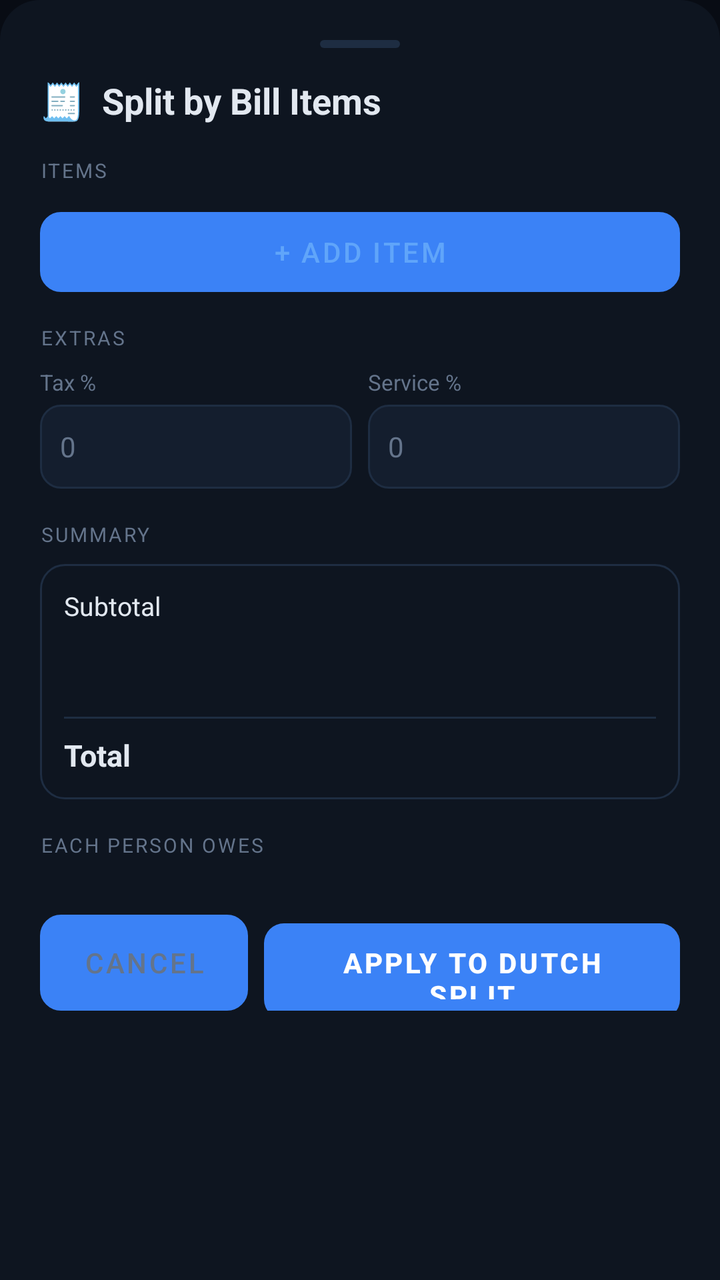
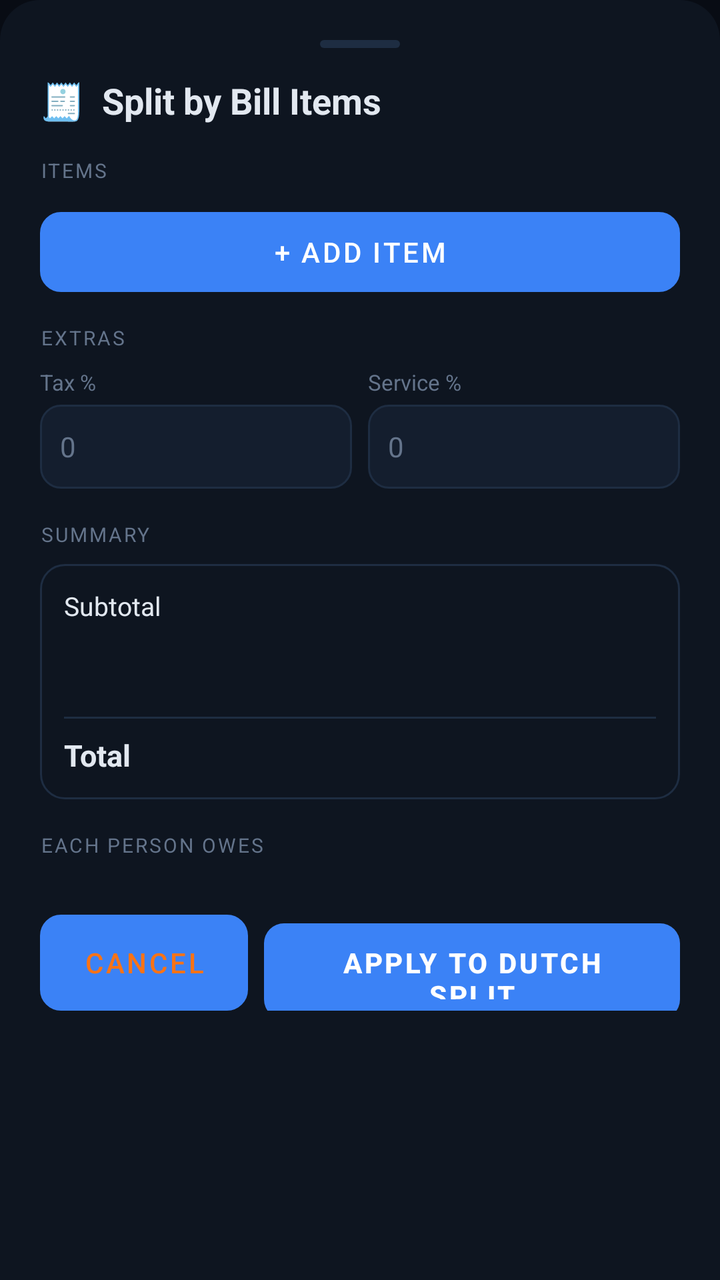

The first picture is an Android layout as it rendered before a commit; the second is the same layout after the commit. The layout source and the unified diff follow.
<!-- AndroidManifest.xml: application theme Theme.Splitr -->
<!-- res/layout/bottom_sheet_bill_splitter.xml -->
<?xml version="1.0" encoding="utf-8"?>
<ScrollView xmlns:android="http://schemas.android.com/apk/res/android"
    android:layout_width="match_parent" android:layout_height="wrap_content"
    android:background="@drawable/bg_bottom_sheet">
  <LinearLayout android:layout_width="match_parent" android:layout_height="wrap_content"
      android:orientation="vertical" android:padding="20dp" android:paddingBottom="32dp">

    
    <View android:layout_width="40dp" android:layout_height="4dp"
        android:background="@drawable/drag_handle" android:layout_gravity="center_horizontal"
        android:layout_marginBottom="14dp"/>

    
    <TextView android:layout_width="wrap_content" android:layout_height="wrap_content"
        android:text="🧾  Split by Bill Items"
        android:textColor="@color/text" android:textSize="18sp" android:textStyle="bold"
        android:layout_marginBottom="16dp"/>

    
    <TextView android:layout_width="wrap_content" android:layout_height="wrap_content"
        android:text="ITEMS" android:textColor="@color/muted" android:textSize="10sp"
        android:letterSpacing="0.1" android:layout_marginBottom="8dp"/>

    
    <LinearLayout android:id="@+id/llBillItems"
        android:layout_width="match_parent" android:layout_height="wrap_content"
        android:orientation="vertical" android:layout_marginBottom="6dp"/>

    <Button android:id="@+id/btnAddBillItem"
        android:layout_width="match_parent" android:layout_height="40dp"
        android:text="+ Add Item" android:textColor="@color/blue_bright"
        android:background="@drawable/bg_btn_secondary" android:stateListAnimator="@null"
        android:layout_marginBottom="16dp"/>

    
    <TextView android:layout_width="wrap_content" android:layout_height="wrap_content"
        android:text="EXTRAS" android:textColor="@color/muted" android:textSize="10sp"
        android:letterSpacing="0.1" android:layout_marginBottom="8dp"/>

    <LinearLayout android:layout_width="match_parent" android:layout_height="wrap_content"
        android:orientation="horizontal" android:layout_marginBottom="16dp">
      <LinearLayout android:layout_width="0dp" android:layout_height="wrap_content"
          android:layout_weight="1" android:orientation="vertical" android:layout_marginEnd="8dp">
        <TextView android:layout_width="wrap_content" android:layout_height="wrap_content"
            android:text="Tax %" android:textColor="@color/muted" android:textSize="11sp"
            android:layout_marginBottom="4dp"/>
        <EditText android:id="@+id/etBillTax"
            android:layout_width="match_parent" android:layout_height="42dp"
            android:background="@drawable/bg_input" android:paddingHorizontal="10dp"
            android:inputType="numberDecimal" android:hint="0" android:textColor="@color/text"
            android:textColorHint="@color/muted" android:textSize="14sp"/>
      </LinearLayout>
      <LinearLayout android:layout_width="0dp" android:layout_height="wrap_content"
          android:layout_weight="1" android:orientation="vertical">
        <TextView android:layout_width="wrap_content" android:layout_height="wrap_content"
            android:text="Service %" android:textColor="@color/muted" android:textSize="11sp"
            android:layout_marginBottom="4dp"/>
        <EditText android:id="@+id/etBillService"
            android:layout_width="match_parent" android:layout_height="42dp"
            android:background="@drawable/bg_input" android:paddingHorizontal="10dp"
            android:inputType="numberDecimal" android:hint="0" android:textColor="@color/text"
            android:textColorHint="@color/muted" android:textSize="14sp"/>
      </LinearLayout>
    </LinearLayout>

    
    <TextView android:layout_width="wrap_content" android:layout_height="wrap_content"
        android:text="SUMMARY" android:textColor="@color/muted" android:textSize="10sp"
        android:letterSpacing="0.1" android:layout_marginBottom="8dp"/>
    <LinearLayout android:layout_width="match_parent" android:layout_height="wrap_content"
        android:orientation="vertical" android:background="@drawable/bg_card"
        android:padding="12dp" android:layout_marginBottom="16dp">
      <LinearLayout android:layout_width="match_parent" android:layout_height="wrap_content"
          android:orientation="horizontal">
        <TextView android:layout_width="0dp" android:layout_height="wrap_content"
            android:layout_weight="1" android:text="Subtotal"
            android:textColor="@color/text" android:textSize="13sp"/>
        <TextView android:id="@+id/tvBillSubtotal"
            android:layout_width="wrap_content" android:layout_height="wrap_content"
            android:textColor="@color/text" android:textSize="13sp"/>
      </LinearLayout>
      <TextView android:id="@+id/tvBillTaxLine"
          android:layout_width="wrap_content" android:layout_height="wrap_content"
          android:textColor="@color/muted" android:textSize="12sp" android:layout_marginTop="4dp"/>
      <TextView android:id="@+id/tvBillServiceLine"
          android:layout_width="wrap_content" android:layout_height="wrap_content"
          android:textColor="@color/muted" android:textSize="12sp" android:layout_marginTop="2dp"/>
      <View android:layout_width="match_parent" android:layout_height="1dp"
          android:background="@color/border" android:layout_marginVertical="8dp"/>
      <LinearLayout android:layout_width="match_parent" android:layout_height="wrap_content"
          android:orientation="horizontal">
        <TextView android:layout_width="0dp" android:layout_height="wrap_content"
            android:layout_weight="1" android:text="Total"
            android:textColor="@color/text" android:textSize="15sp" android:textStyle="bold"/>
        <TextView android:id="@+id/tvBillGrandTotal"
            android:layout_width="wrap_content" android:layout_height="wrap_content"
            android:textColor="@color/blue_bright" android:textSize="15sp" android:textStyle="bold"/>
      </LinearLayout>
    </LinearLayout>

    
    <TextView android:layout_width="wrap_content" android:layout_height="wrap_content"
        android:text="EACH PERSON OWES" android:textColor="@color/muted" android:textSize="10sp"
        android:letterSpacing="0.1" android:layout_marginBottom="8dp"/>
    <LinearLayout android:id="@+id/llBillPersonTotals"
        android:layout_width="match_parent" android:layout_height="wrap_content"
        android:orientation="vertical" android:layout_marginBottom="20dp"/>

    
    <LinearLayout android:layout_width="match_parent" android:layout_height="wrap_content"
        android:orientation="horizontal">
      <Button android:id="@+id/btnCancelBill"
          android:layout_width="0dp" android:layout_height="48dp" android:layout_weight="1"
          android:text="Cancel" android:textColor="@color/muted"
          android:background="@drawable/bg_btn_secondary"
          android:layout_marginEnd="8dp" android:stateListAnimator="@null"/>
      <Button android:id="@+id/btnApplyBill"
          android:layout_width="0dp" android:layout_height="48dp" android:layout_weight="2"
          android:text="Apply to Dutch Split" android:textColor="@color/white"
          android:background="@drawable/bg_btn_primary"
          android:textStyle="bold" android:stateListAnimator="@null"/>
    </LinearLayout>

  </LinearLayout>
</ScrollView>
<!-- resources referenced by this layout -->
<resources>
  <color name="blue_bright">#60A5FA</color>
  <color name="border">#1E2D42</color>
  <color name="muted">#64748B</color>
  <color name="text">#E2E8F0</color>
  <color name="white">#FFFFFF</color>
  <!-- drawable bg_bottom_sheet (drawable) -->
  <?xml version="1.0" encoding="utf-8"?>
  <shape xmlns:android="http://schemas.android.com/apk/res/android">
      <solid android:color="@color/surface" />
      <corners android:topLeftRadius="20dp" android:topRightRadius="20dp" />
  </shape>
  <!-- drawable bg_btn_primary (drawable) -->
  <?xml version="1.0" encoding="utf-8"?>
  <shape xmlns:android="http://schemas.android.com/apk/res/android">
      <gradient
          android:startColor="#3B82F6"
          android:endColor="#1D4ED8"
          android:angle="135"/>
      <corners android:radius="10dp"/>
  </shape>
  <!-- drawable bg_btn_secondary (drawable) -->
  <?xml version="1.0" encoding="utf-8"?>
  <shape xmlns:android="http://schemas.android.com/apk/res/android">
      <solid android:color="@color/surface2"/>
      <corners android:radius="10dp"/>
      <stroke android:width="1dp" android:color="@color/border"/>
  </shape>
  <!-- drawable bg_card (drawable) -->
  <?xml version="1.0" encoding="utf-8"?>
  <shape xmlns:android="http://schemas.android.com/apk/res/android">
      <solid android:color="@color/surface" />
      <corners android:radius="12dp" />
      <stroke android:width="1dp" android:color="@color/border" />
  </shape>
  <!-- drawable bg_input (drawable) -->
  <?xml version="1.0" encoding="utf-8"?>
  <shape xmlns:android="http://schemas.android.com/apk/res/android">
      <solid android:color="@color/surface2" />
      <corners android:radius="10dp" />
      <stroke android:width="1dp" android:color="@color/border" />
  </shape>
  <!-- drawable drag_handle (drawable) -->
  <?xml version="1.0" encoding="utf-8"?>
  <shape xmlns:android="http://schemas.android.com/apk/res/android">
      <solid android:color="@color/border"/>
      <corners android:radius="4dp"/>
  </shape>
  <style name="Theme.Splitr" parent="Theme.MaterialComponents.DayNight.NoActionBar">
          <item name="colorPrimary">@color/blue</item>
          <item name="colorPrimaryVariant">@color/blue_dark</item>
          <item name="colorOnPrimary">@color/white</item>
          <item name="colorSecondary">@color/blue_bright</item>
          <item name="colorSurface">@color/surface</item>
          <item name="colorOnSurface">@color/text</item>
          <item name="android:windowBackground">@color/bg</item>
          <item name="android:statusBarColor">@color/bg</item>
          <item name="android:navigationBarColor">@color/surface</item>
          <item name="android:windowLightStatusBar">false</item>
          <item name="android:textColor">@color/text</item>
      </style>
  <color name="surface">#0E1520</color>
  <color name="surface2">#141E2E</color>
  <color name="blue">#3B82F6</color>
  <color name="blue_dark">#1D4ED8</color>
  <color name="bg">#080C14</color>
</resources>

<!-- the commit's change to res/layout/bottom_sheet_bill_splitter.xml (unified diff, before → after) -->
@@ -28,7 +28,7 @@
 
     <Button android:id="@+id/btnAddBillItem"
         android:layout_width="match_parent" android:layout_height="40dp"
-        android:text="+ Add Item" android:textColor="@color/blue_bright"
+        android:text="+ Add Item" android:textColor="@color/white"
         android:background="@drawable/bg_btn_secondary" android:stateListAnimator="@null"
         android:layout_marginBottom="16dp"/>
 
@@ -111,7 +111,7 @@
         android:orientation="horizontal">
       <Button android:id="@+id/btnCancelBill"
           android:layout_width="0dp" android:layout_height="48dp" android:layout_weight="1"
-          android:text="Cancel" android:textColor="@color/muted"
+          android:text="Cancel" android:textColor="@color/orange"
           android:background="@drawable/bg_btn_secondary"
           android:layout_marginEnd="8dp" android:stateListAnimator="@null"/>
       <Button android:id="@+id/btnApplyBill"
<!-- resource entries referenced after the edit -->
@@ -3,6 +3,7 @@
   <color name="blue_bright">#60A5FA</color>
   <color name="border">#1E2D42</color>
   <color name="muted">#64748B</color>
+  <color name="orange">#F97316</color>
   <color name="text">#E2E8F0</color>
   <color name="white">#FFFFFF</color>
   <!-- drawable bg_bottom_sheet (drawable) -->
@@ -15,8 +16,8 @@
   <?xml version="1.0" encoding="utf-8"?>
   <shape xmlns:android="http://schemas.android.com/apk/res/android">
       <gradient
-          android:startColor="#3B82F6"
-          android:endColor="#1D4ED8"
+          android:startColor="@color/blue"
+          android:endColor="@color/blue_dark"
           android:angle="135"/>
       <corners android:radius="10dp"/>
   </shape>
